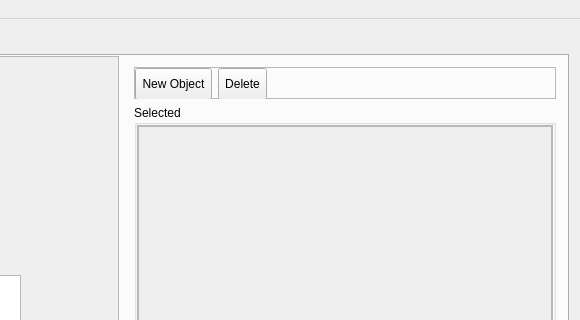
huderlem/porymap, file mainwindow.ui: the form before one commit; both pictures show x 537 to 1117 and y 0 to 320 of the 1117 by 747 pixel window.
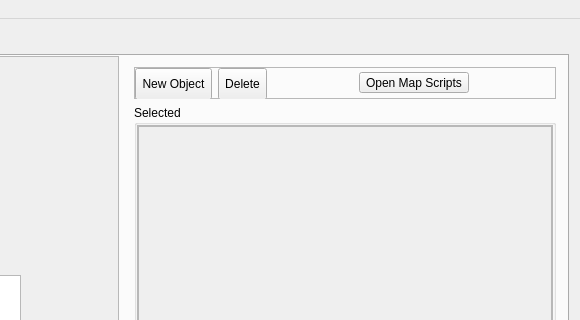
The form after the commit. The open tabs and pages were chosen to show the change. Icons and pictures are not drawn. Custom widgets are drawn as their Qt base class.

Commit message: Open Map Scripts button

```diff
--- a/mainwindow.ui
+++ b/mainwindow.ui
@@ -1330,6 +1330,29 @@
                   </property>
                  </spacer>
                 </item>
+                <item>
+                 <widget class="QToolButton" name="toolButton_Open_Scripts">
+                  <property name="text">
+                   <string>Open Map Scripts</string>
+                  </property>
+                  <property name="autoRaise">
+                   <bool>false</bool>
+                  </property>
+                 </widget>
+                </item>
+                <item>
+                 <spacer name="horizontalSpacer_20">
+                  <property name="orientation">
+                   <enum>Qt::Horizontal</enum>
+                  </property>
+                  <property name="sizeHint" stdset="0">
+                   <size>
+                    <width>20</width>
+                    <height>20</height>
+                   </size>
+                  </property>
+                 </spacer>
+                </item>
                </layout>
               </widget>
              </item>
```
Left out of the diff: 26 changed lines with no effect on the pictures. The commit also changes 2 other files.
